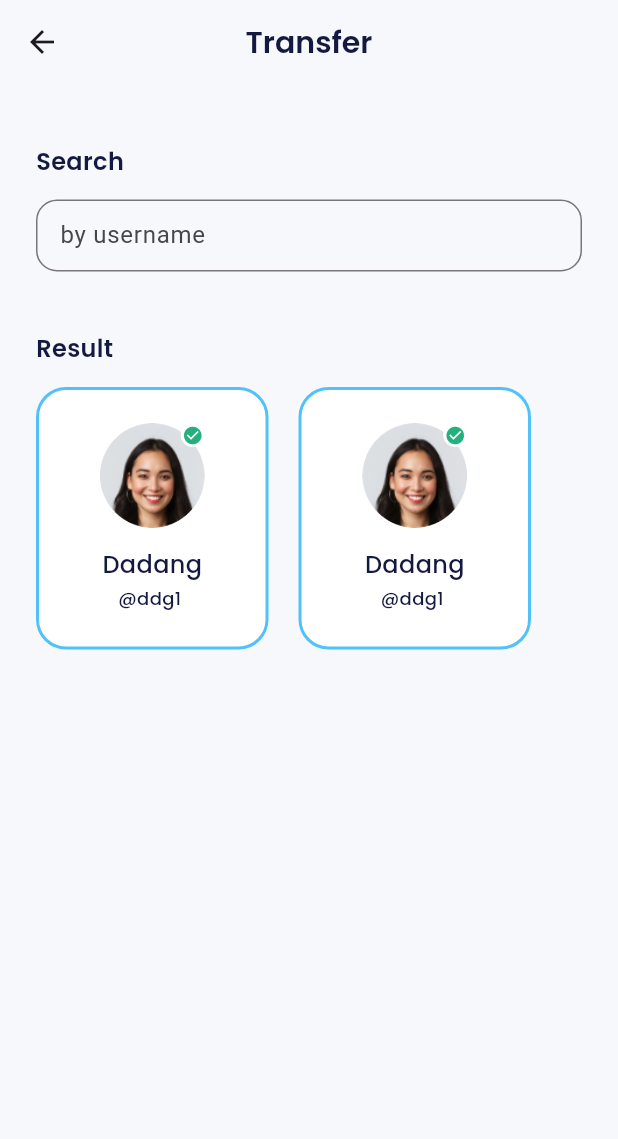
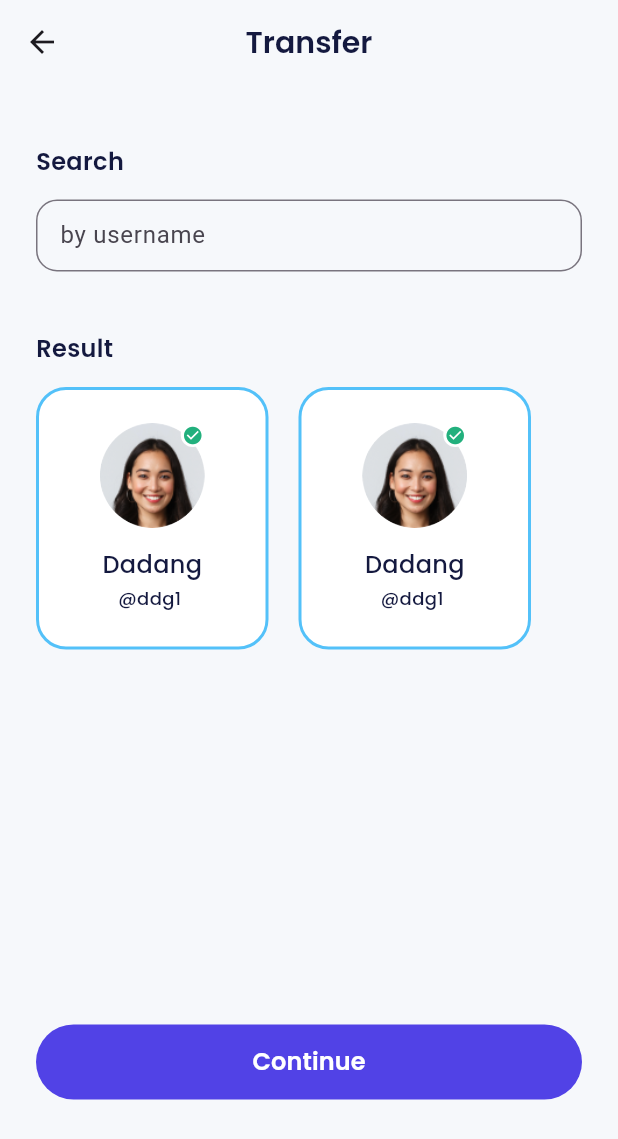
Before and after one commit to kingslyDev/E-walletmobile, a Flutter app: the TransferPage screen opened by its route, on a phone screen of 412 x 824 dp. Shown: the top 1139 px of the screen. Run offline on Flutter 3.47's test engine with Material 3 defaults, Android fonts, the phone set to English and light mode, and no system bars; our stand-ins replace carousel_slider, google_fonts.

Commit message:
transferpage fix

```diff
--- a/lib/ui/pages/transfer/transfer_page.dart
+++ b/lib/ui/pages/transfer/transfer_page.dart
@@ -1,4 +1,5 @@
 import 'package:bankga/shared/themes.dart';
+import 'package:bankga/ui/widgets/button.dart';
 import 'package:bankga/ui/widgets/forms.dart';
 import 'package:bankga/ui/widgets/transfer_result_user_item.dart';
 import 'package:bankga/ui/widgets/transfer_user_recent_item.dart';
@@ -35,6 +36,16 @@ class TransferPage extends StatelessWidget {
           ),
           // buildRecentUsers(),
           buildResult(),
+          SizedBox(
+            height: 250,
+          ),
+          CustomFilledButton(
+            title: 'Continue',
+            onPressed: () {},
+          ),
+          SizedBox(
+            height: 30,
+          ),
         ],
       ),
     );
```
